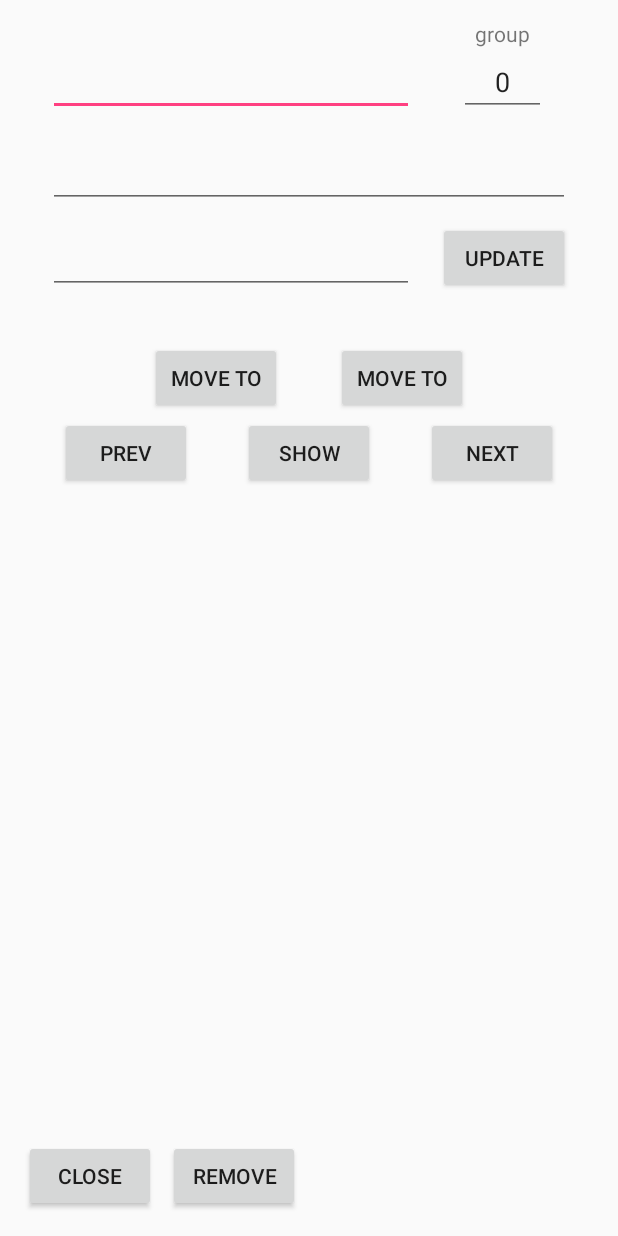
After one commit to ander335/ForeignCards, an Android app: the layout activity_train.xml on its own in the app's theme, with its tools: preview values and no code run, on a phone screen of 412 x 824 dp. The commit adds this screen. Run offline under Robolectric (Android 15) with nearby library versions, the phone set to English and light mode, and no system bars; network calls fail.

Commit message:
ActivityTrain: add interface

```diff
--- a/app/src/main/java/inc/aminkinen/foreigncards/MainActivity.kt
+++ b/app/src/main/java/inc/aminkinen/foreigncards/MainActivity.kt
@@ -16,7 +16,8 @@ class MainActivity : AppCompatActivity() {
         val list = findViewById<ListView>(R.id._main_list)
 
         list.adapter = ArrayAdapter(this,
-                android.R.layout.simple_list_item_1, arrayOf(TrainMenuText, AddingMenuText, GroupsMenuText, SettingsMenuText))
+                android.R.layout.simple_list_item_1,
+                arrayOf(TrainMenuText, AddingMenuText, GroupsMenuText, SettingsMenuText))
 
         list.setOnItemClickListener { _: AdapterView<*>, view: View, _: Int, _: Long ->
             val textView = view as? TextView ?: return@setOnItemClickListener
--- /dev/null
+++ b/app/src/main/res/layout/activity_train.xml
@@ -0,0 +1,167 @@
+<?xml version="1.0" encoding="utf-8"?>
+<android.support.constraint.ConstraintLayout
+    xmlns:android="http://schemas.android.com/apk/res/android"
+    xmlns:app="http://schemas.android.com/apk/res-auto"
+    xmlns:tools="http://schemas.android.com/tools"
+    android:layout_width="match_parent"
+    android:layout_height="match_parent">
+
+    <EditText
+        android:id="@+id/text_word"
+        android:layout_width="0dp"
+        android:layout_height="wrap_content"
+        android:layout_marginBottom="8dp"
+        android:layout_marginTop="32dp"
+        android:ems="10"
+        android:inputType="textPersonName"
+        app:layout_constraintBottom_toTopOf="@+id/text_transl"
+        app:layout_constraintEnd_toEndOf="@+id/text_transc"
+        app:layout_constraintStart_toStartOf="@+id/text_transl"
+        app:layout_constraintTop_toTopOf="parent" />
+
+    <EditText
+        android:id="@+id/text_transl"
+        android:layout_width="0dp"
+        android:layout_height="wrap_content"
+        android:layout_marginBottom="8dp"
+        android:layout_marginEnd="32dp"
+        android:layout_marginStart="32dp"
+        android:layout_marginTop="8dp"
+        android:ems="10"
+        android:inputType="textPersonName"
+        app:layout_constraintBottom_toTopOf="@+id/text_transc"
+        app:layout_constraintEnd_toEndOf="parent"
+        app:layout_constraintStart_toStartOf="parent"
+        app:layout_constraintTop_toBottomOf="@+id/text_word" />
+
+    <EditText
+        android:id="@+id/text_transc"
+        android:layout_width="0dp"
+        android:layout_height="wrap_content"
+        android:layout_marginEnd="16dp"
+        android:layout_marginTop="12dp"
+        android:ems="10"
+        android:inputType="textPersonName"
+        app:layout_constraintEnd_toStartOf="@+id/at_button_update"
+        app:layout_constraintStart_toStartOf="@+id/text_transl"
+        app:layout_constraintTop_toBottomOf="@+id/text_transl" />
+
+    <EditText
+        android:id="@+id/text_group"
+        android:layout_width="58dp"
+        android:layout_height="wrap_content"
+        android:layout_marginEnd="16dp"
+        android:layout_marginTop="8dp"
+        android:ems="10"
+        android:inputType="textPersonName"
+        android:text="0"
+        android:textAlignment="center"
+        app:layout_constraintBottom_toBottomOf="@+id/text_word"
+        app:layout_constraintEnd_toEndOf="@+id/text_transl"
+        app:layout_constraintTop_toTopOf="@+id/text_word"
+        app:layout_constraintVertical_bias="1.0" />
+
+    <TextView
+        android:id="@+id/textView6"
+        android:layout_width="wrap_content"
+        android:layout_height="wrap_content"
+        android:layout_marginEnd="8dp"
+        android:layout_marginStart="8dp"
+        android:text="group"
+        app:layout_constraintBottom_toTopOf="@+id/text_group"
+        app:layout_constraintEnd_toEndOf="@+id/text_group"
+        app:layout_constraintStart_toStartOf="@+id/text_group" />
+
+    <Button
+        android:id="@+id/at_button_update"
+        android:layout_width="wrap_content"
+        android:layout_height="wrap_content"
+        android:text="@string/button_update"
+        app:layout_constraintBottom_toBottomOf="@+id/text_transc"
+        app:layout_constraintEnd_toEndOf="@+id/text_transl"
+        app:layout_constraintTop_toTopOf="@+id/text_transc"
+        app:layout_constraintVertical_bias="1.0" />
+
+    <Button
+        android:id="@+id/at_button_prev"
+        android:layout_width="wrap_content"
+        android:layout_height="wrap_content"
+        android:layout_marginStart="8dp"
+        android:layout_marginTop="8dp"
+        android:text="@string/button_prev"
+        app:layout_constraintBottom_toBottomOf="@+id/at_button_show"
+        app:layout_constraintStart_toStartOf="@+id/text_transl"
+        app:layout_constraintTop_toTopOf="@+id/at_button_show"
+        app:layout_constraintVertical_bias="1.0" />
+
+    <Button
+        android:id="@+id/at_button_show"
+        android:layout_width="wrap_content"
+        android:layout_height="wrap_content"
+        android:layout_marginTop="2dp"
+        android:text="@string/button_show"
+        app:layout_constraintEnd_toStartOf="@+id/at_button_next"
+        app:layout_constraintHorizontal_bias="0.497"
+        app:layout_constraintStart_toEndOf="@+id/at_button_prev"
+        app:layout_constraintTop_toBottomOf="@+id/at_button_move_1" />
+
+    <Button
+        android:id="@+id/at_button_next"
+        android:layout_width="wrap_content"
+        android:layout_height="wrap_content"
+        android:layout_marginEnd="8dp"
+        android:layout_marginTop="8dp"
+        android:text="@string/button_next"
+        app:layout_constraintBottom_toBottomOf="@+id/at_button_show"
+        app:layout_constraintEnd_toEndOf="@+id/text_transl"
+        app:layout_constraintTop_toTopOf="@+id/at_button_show"
+        app:layout_constraintVertical_bias="1.0" />
+
+    <Button
+        android:id="@+id/at_button_move_1"
+        android:layout_width="wrap_content"
+        android:layout_height="wrap_content"
+        android:layout_marginStart="32dp"
+        android:layout_marginTop="32dp"
+        android:text="@string/at_button_move_to"
+        app:layout_constraintEnd_toStartOf="@+id/at_button_move_2"
+        app:layout_constraintHorizontal_bias="0.54"
+        app:layout_constraintStart_toStartOf="@+id/text_transl"
+        app:layout_constraintTop_toBottomOf="@+id/text_transc" />
+
+    <Button
+        android:id="@+id/at_button_move_2"
+        android:layout_width="wrap_content"
+        android:layout_height="wrap_content"
+        android:layout_marginEnd="32dp"
+        android:layout_marginTop="8dp"
+        android:text="@string/at_button_move_to"
+        app:layout_constraintBottom_toBottomOf="@+id/at_button_move_1"
+        app:layout_constraintEnd_toEndOf="@+id/text_transl"
+        app:layout_constraintStart_toEndOf="@+id/at_button_move_1"
+        app:layout_constraintTop_toTopOf="@+id/at_button_move_1"
+        app:layout_constraintVertical_bias="1.0" />
+
+    <Button
+        android:id="@+id/at_button_close"
+        android:layout_width="wrap_content"
+        android:layout_height="wrap_content"
+        android:layout_marginBottom="16dp"
+        android:layout_marginStart="16dp"
+        android:text="@string/button_close_text"
+        app:layout_constraintBottom_toBottomOf="parent"
+        app:layout_constraintStart_toStartOf="parent" />
+
+    <Button
+        android:id="@+id/at_button_remove"
+        android:layout_width="wrap_content"
+        android:layout_height="wrap_content"
+        android:layout_marginStart="8dp"
+        android:layout_marginTop="8dp"
+        android:text="@string/button_remove_text"
+        app:layout_constraintBottom_toBottomOf="@+id/at_button_close"
+        app:layout_constraintStart_toEndOf="@+id/at_button_close"
+        app:layout_constraintTop_toTopOf="@+id/at_button_close"
+        app:layout_constraintVertical_bias="1.0" />
+
+</android.support.constraint.ConstraintLayout>
--- a/app/src/main/res/values/strings.xml
+++ b/app/src/main/res/values/strings.xml
@@ -4,6 +4,11 @@
     <!-- common -->
     <string name="button_close_text">Close</string>
     <string name="button_add_text">Add</string>
+    <string name="button_remove_text">Remove</string>
+    <string name="button_update">Update</string>
+    <string name="button_next">Next</string>
+    <string name="button_prev">Prev</string>
+    <string name="button_show">Show</string>
 
     <!-- activity add -->
     <string name="activity_add_word_hint">Word</string>
@@ -14,4 +19,7 @@
     <string name="activity_settings_group_for_adding_label">Group for adding:</string>
     <string name="activity_settings_group_for_moving_1_label">Group for moving 1:</string>
     <string name="activity_settings_group_for_moving_2_label">Group for moving 2:</string>
+
+    <!-- activity train -->
+    <string name="at_button_move_to">Move to </string>
 </resources>
```
